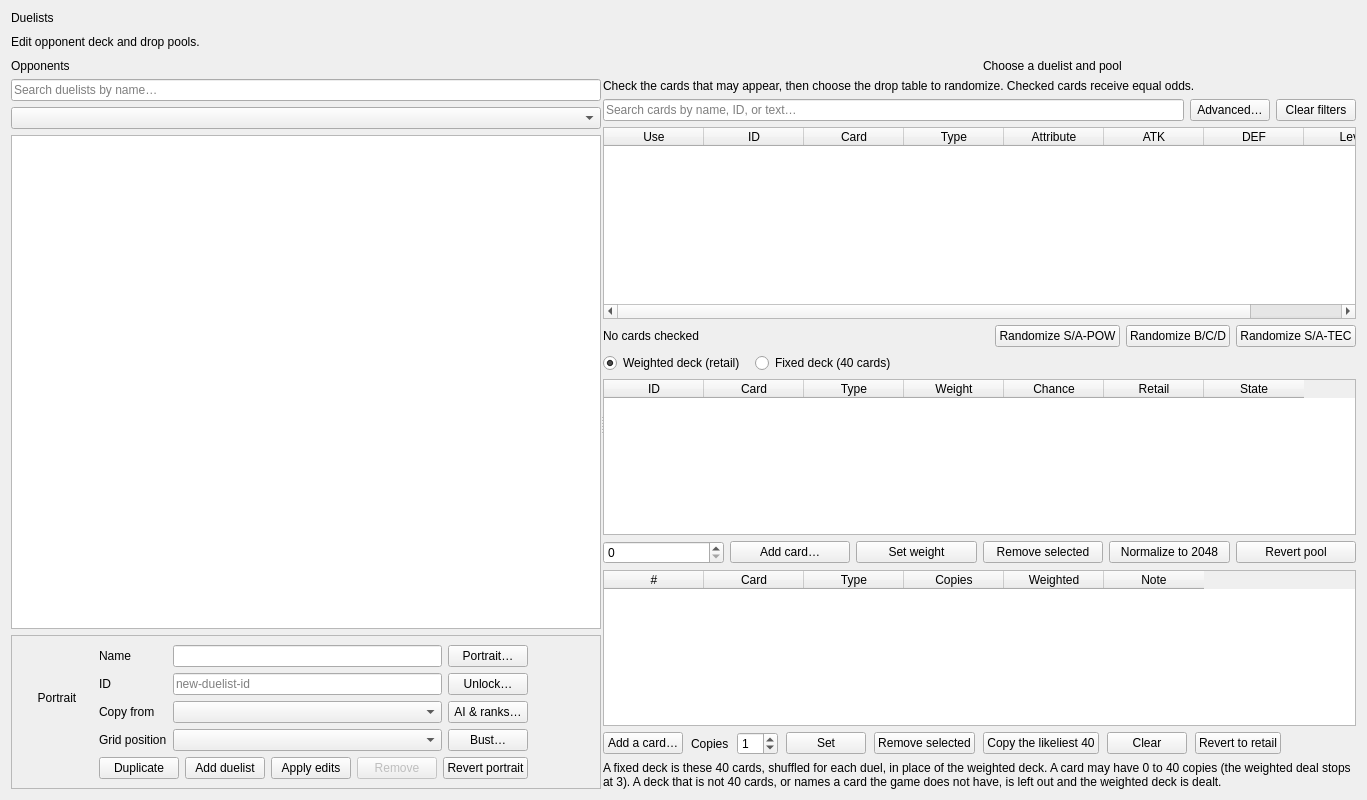
Before: the Qt Designer form tools/pc/fm_editor/ui/duelists_page.ui in yamyi/YGOFM-DecompRecomp, drawn with Qt 5.
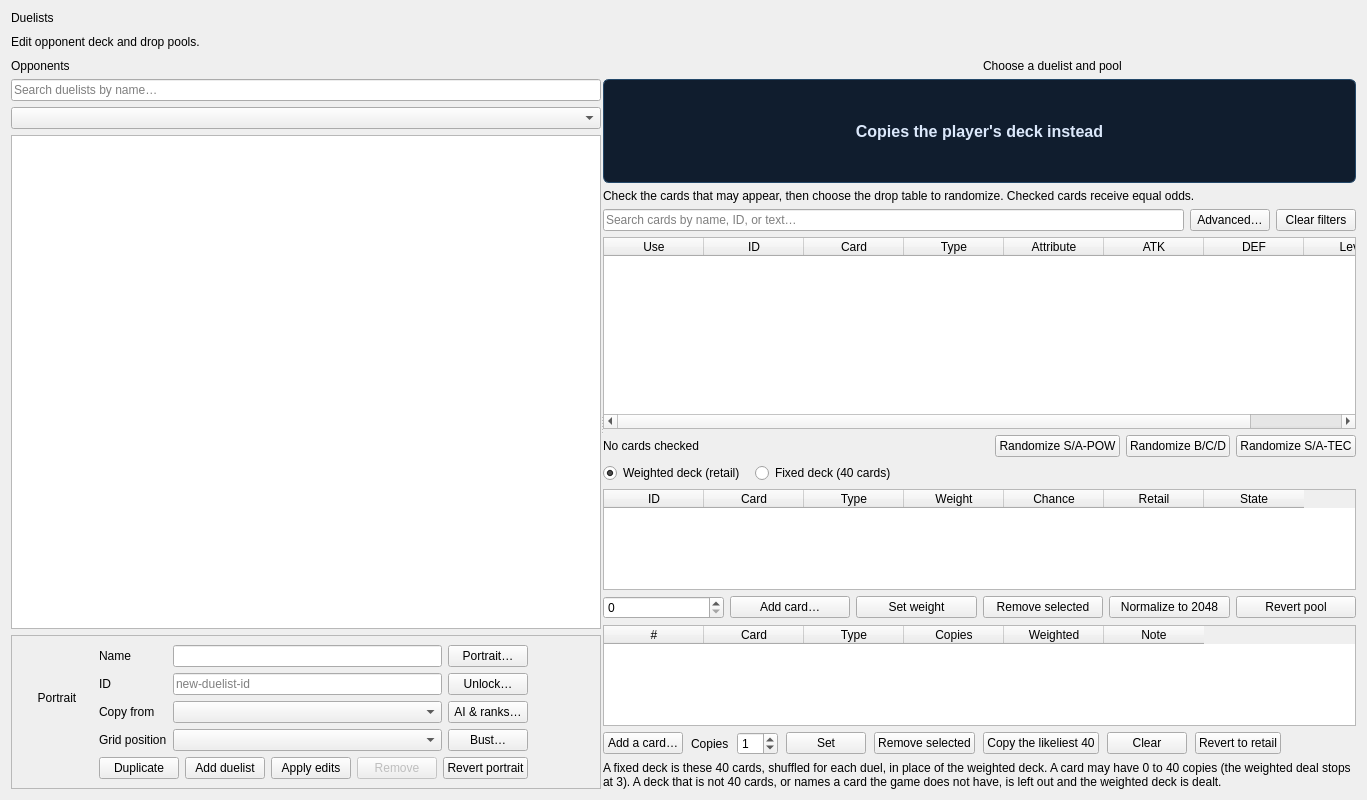
After: the same form once the commit is applied.

Patch:
```diff
--- a/tools/pc/fm_editor/ui/duelists_page.ui
+++ b/tools/pc/fm_editor/ui/duelists_page.ui
@@ -350,6 +350,43 @@
          </item>
         </layout>
        </item>
+      <item>
+       <widget class="QLabel" name="duelMasterKDeckNotice">
+        <property name="visible">
+         <bool>false</bool>
+        </property>
+        <property name="sizePolicy">
+         <sizepolicy hsizetype="Expanding" vsizetype="Fixed">
+          <horstretch>0</horstretch>
+          <verstretch>0</verstretch>
+         </sizepolicy>
+        </property>
+        <property name="minimumSize">
+         <size>
+          <width>0</width>
+          <height>104</height>
+         </size>
+        </property>
+        <property name="maximumSize">
+         <size>
+          <width>16777215</width>
+          <height>104</height>
+         </size>
+        </property>
+        <property name="text">
+         <string>Copies the player's deck instead</string>
+        </property>
+        <property name="alignment">
+         <set>Qt::AlignmentFlag::AlignCenter</set>
+        </property>
+        <property name="margin">
+         <number>16</number>
+        </property>
+        <property name="styleSheet">
+         <string notr="true">font-size: 16px; font-weight: 600; color: #dbe8fb; background: #101d2e; border: 1px solid #244869; border-radius: 6px;</string>
+        </property>
+       </widget>
+      </item>
       <item>
        <widget class="QWidget" name="dropRandomizerPage">
         <property name="visible">
```
Left out of the diff: 6 changed lines with no effect on the pictures.
